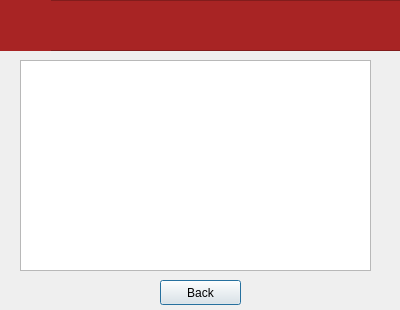
maliklewis/comp3004, file browseclientview.ui: the form before one commit.
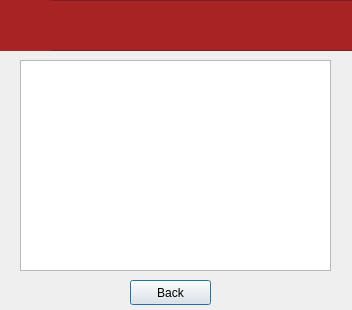
The form after the commit. Icons and pictures are not drawn.

What changed in the file:
```diff
--- a/browseclientview.ui
+++ b/browseclientview.ui
@@ -6,7 +6,7 @@
    <rect>
     <x>0</x>
     <y>0</y>
-    <width>400</width>
+    <width>352</width>
     <height>310</height>
    </rect>
   </property>
@@ -18,7 +18,7 @@
     <rect>
      <x>20</x>
      <y>60</y>
-     <width>351</width>
+     <width>311</width>
      <height>211</height>
     </rect>
    </property>
@@ -26,7 +26,7 @@
   <widget class="QPushButton" name="backButton">
    <property name="geometry">
     <rect>
-     <x>160</x>
+     <x>130</x>
      <y>280</y>
      <width>81</width>
      <height>25</height>
```
